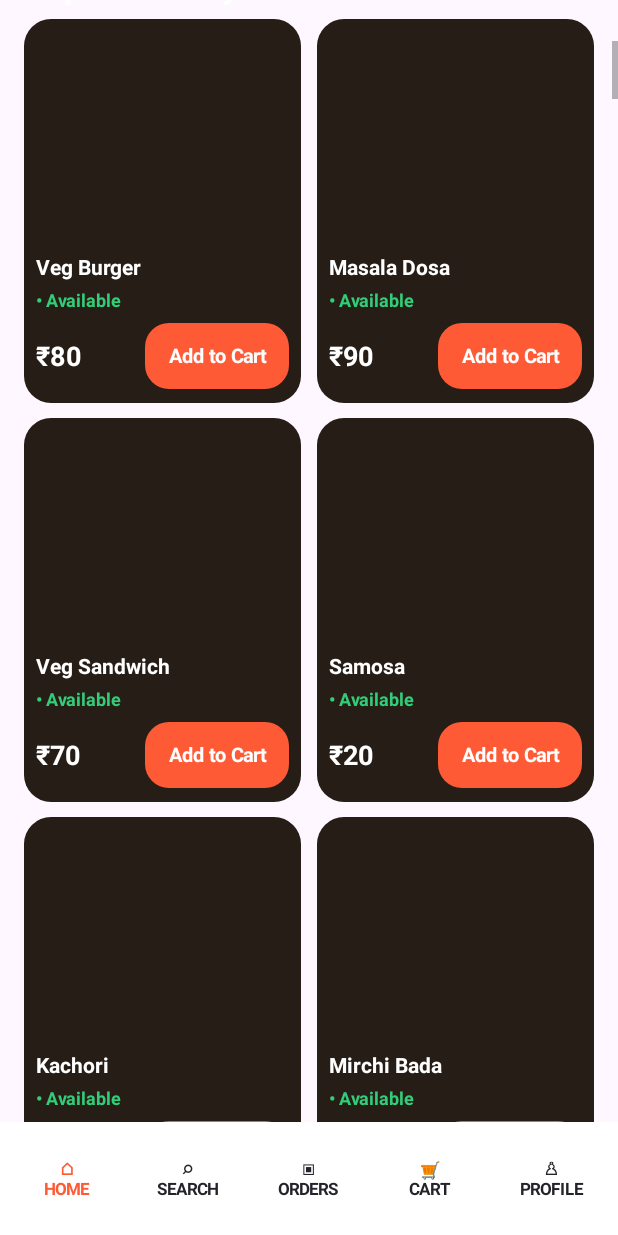
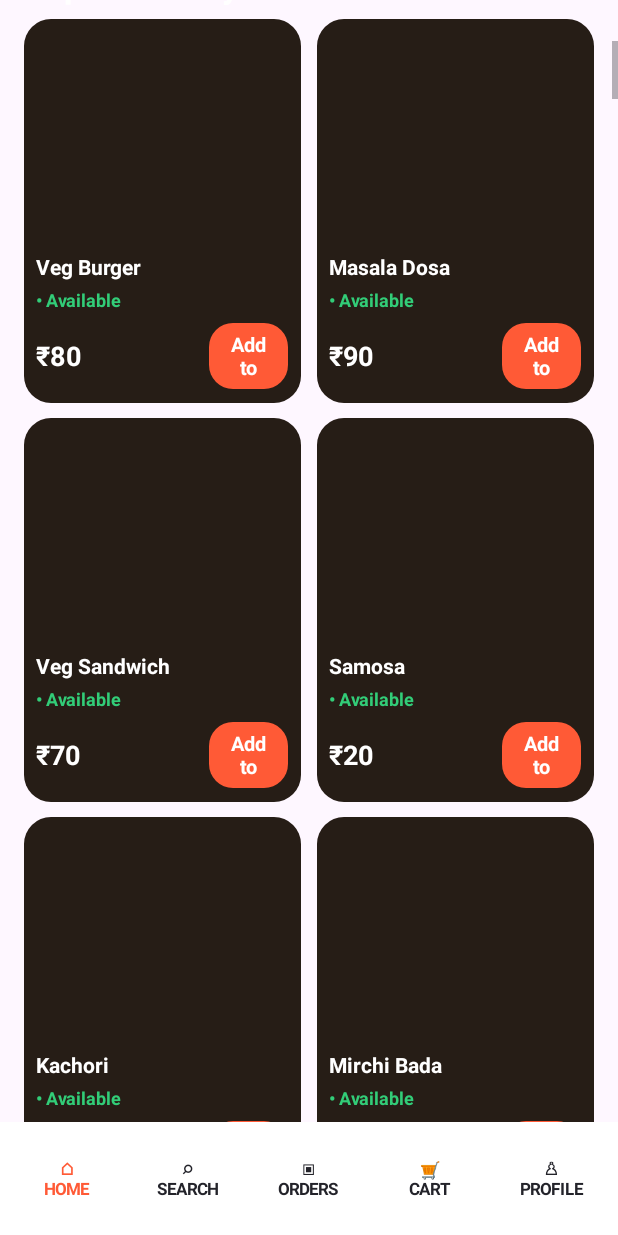
Before and after one commit to rakeshsaini712rs-arch/Foodvexa, an Android app: the screen it shows after launch (MainActivity), scrolled down 576 dp, on a phone screen of 412 x 824 dp. Run offline under Robolectric (Android 15) with nearby library versions, the phone set to English and light mode, and no system bars.

Commit message:
Fix Add to Cart button clipping

```diff
--- a/app/src/main/java/com/foodvexa/app/MainActivity.kt
+++ b/app/src/main/java/com/foodvexa/app/MainActivity.kt
@@ -66,7 +66,7 @@ filtered.forEachIndexed{index,p->
     if(qty==0){
         val add=primaryButton("Add to Cart"){addToCart(p);renderProducts()}
         add.setTextSize(13f)
-        bottom.addView(add,LinearLayout.LayoutParams(dp(96),dp(44)))
+        add.setPadding(dp(8),dp(5),dp(8),dp(5)); add.maxLines=2; add.ellipsize=null; bottom.addView(add,LinearLayout.LayoutParams(0,dp(44),0.46f))
     }else{
         val controls=LinearLayout(this).apply{orientation=LinearLayout.HORIZONTAL;gravity=Gravity.CENTER_VERTICAL}
         val minus=primaryButton("−"){if((cart[p.name]?:0)>1){cart[p.name]=(cart[p.name]?:0)-1}else{cart.remove(p.name)};saveCart();renderProducts()}
```
